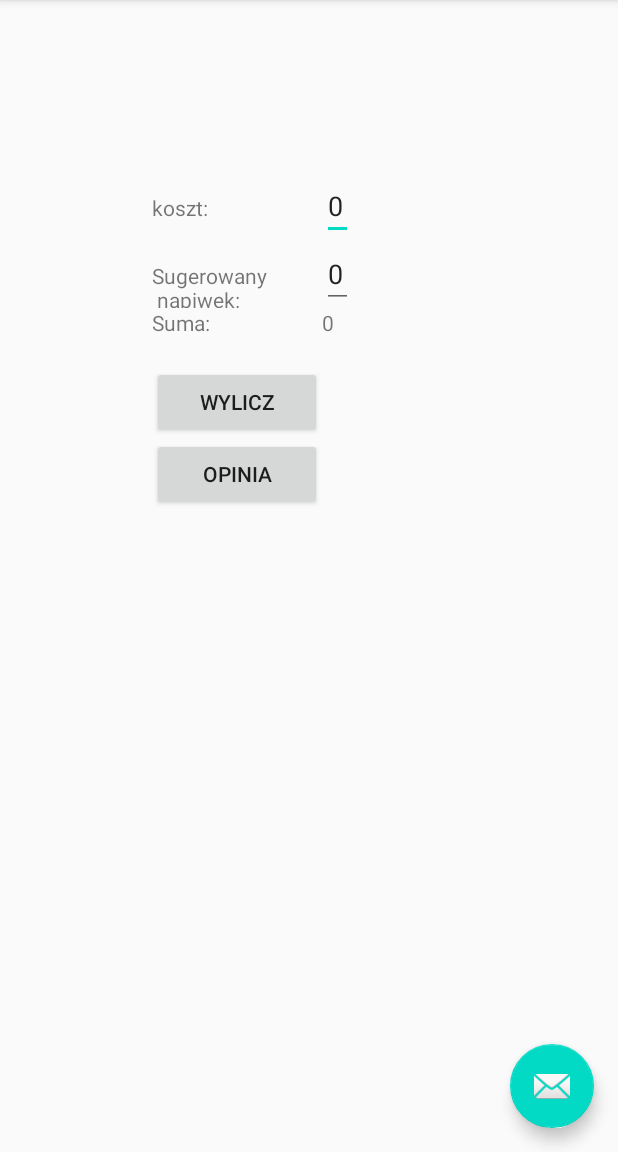
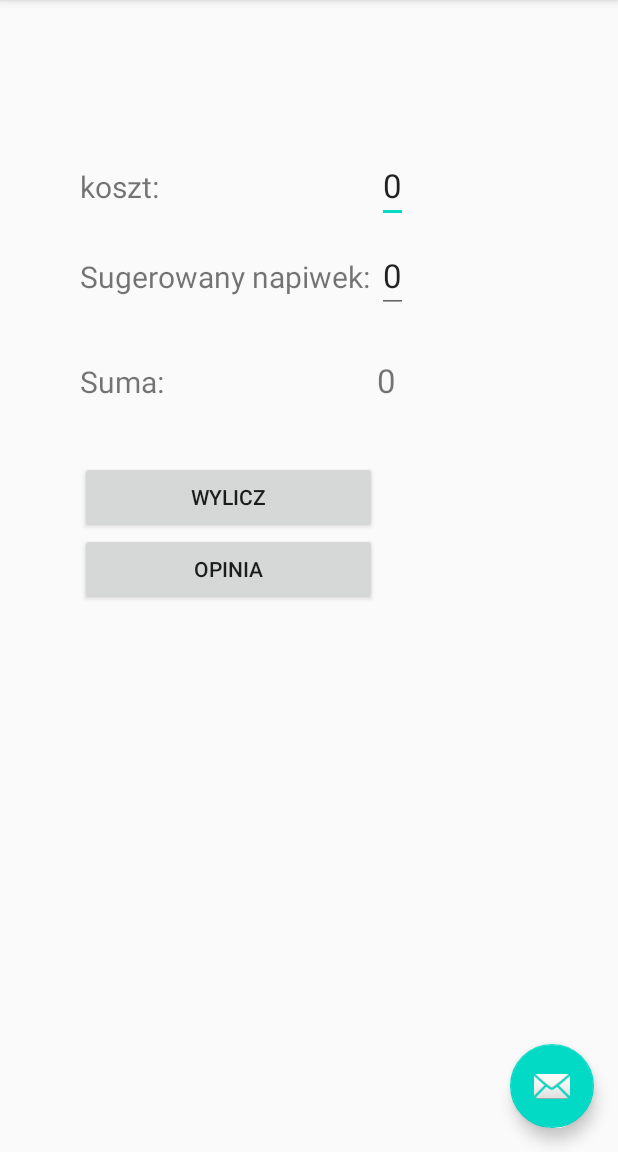
Before and after one commit to patrykcwirko/AM_Zad2, an Android app: the screen it shows after launch (MainActivity), on a phone screen of 412 x 824 dp, the part 84-1236 px from its top. Run offline under Robolectric (Android 15) with nearby library versions, the phone set to English and light mode, and no system bars.

Commit message:
Skonfigurowanie wyglądu pierwszej strony

```diff
--- a/app/src/main/res/layout/fragment_first.xml
+++ b/app/src/main/res/layout/fragment_first.xml
@@ -7,8 +7,8 @@
     tools:context=".FirstFragment">
 
     <TableLayout
-        android:layout_width="210dp"
-        android:layout_height="290dp"
+        android:layout_width="306dp"
+        android:layout_height="322dp"
         android:layout_marginStart="1dp"
         android:layout_marginTop="96dp"
         android:layout_marginEnd="1dp"
@@ -20,60 +20,70 @@
 
         <TableRow
             android:layout_width="match_parent"
-            android:layout_height="wrap_content">
+            android:layout_height="wrap_content"
+            android:paddingBottom="10dp">
 
             <TextView
                 android:id="@+id/koszt"
                 android:layout_width="wrap_content"
                 android:layout_height="wrap_content"
-                android:text="koszt: " />
+                android:text="koszt: "
+                android:textSize="20dp" />
 
             <EditText
                 android:id="@+id/koszt_cena"
                 android:layout_width="wrap_content"
                 android:layout_height="wrap_content"
-                android:text="0" />
+                android:text="0"
+                android:textSize="22dp" />
 
         </TableRow>
 
         <TableRow
             android:layout_width="match_parent"
-            android:layout_height="match_parent">
+            android:layout_height="match_parent"
+            android:paddingBottom="10dp">
 
             <TextView
                 android:id="@+id/sug_nap"
                 android:layout_width="wrap_content"
                 android:layout_height="wrap_content"
-                android:text="Sugerowany\n napiwek: " />
+                android:text="Sugerowany napiwek: "
+                android:textSize="20dp" />
 
             <EditText
                 android:id="@+id/sug_nap_cena"
                 android:layout_width="wrap_content"
                 android:layout_height="wrap_content"
-                android:text="0" />
+                android:text="0"
+                android:textSize="22dp" />
 
         </TableRow>
 
         <TableRow
             android:layout_width="match_parent"
-            android:layout_height="match_parent">
+            android:layout_height="match_parent"
+            android:paddingTop="20dp"
+            android:paddingBottom="20dp">
 
             <TextView
                 android:id="@+id/suma_cena"
                 android:layout_width="wrap_content"
                 android:layout_height="wrap_content"
-                android:text="Suma: " />
+                android:text="Suma: "
+                android:textSize="20dp" />
 
             <TextView
                 android:id="@+id/textView5"
                 android:layout_width="wrap_content"
                 android:layout_height="wrap_content"
-                android:text="0" />
+                android:text="0"
+                android:textSize="22dp" />
         </TableRow>
 
         <TableRow
             android:layout_width="match_parent"
-            android:layout_height="match_parent" >
+            android:layout_height="match_parent">
 
             <TextView
                 android:id="@+id/textView"
```
